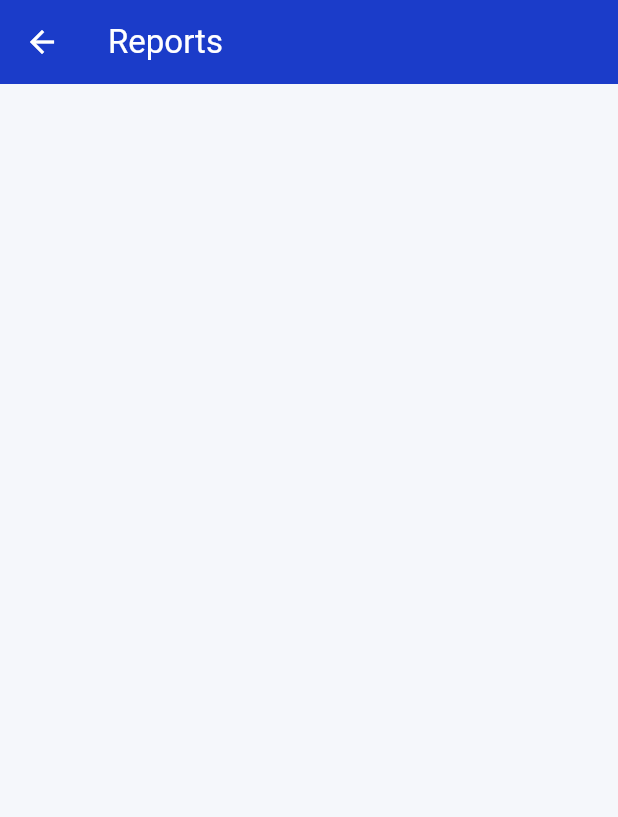
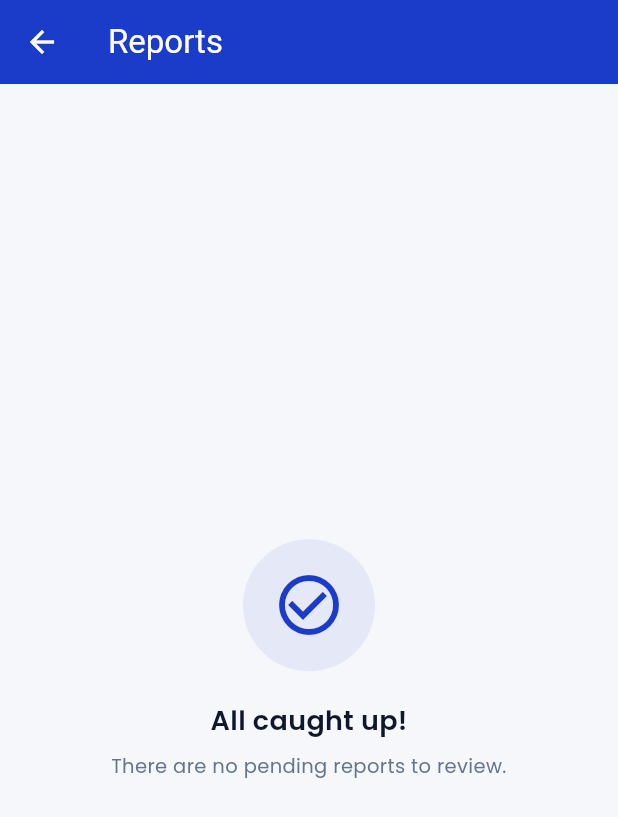
Before and after one commit to asaremichael3030/jobconnect, a Flutter app: the AdminReportsScreen screen opened directly, on a phone screen of 412 x 824 dp. Shown: the top 817 px of the screen. Run offline on Flutter 3.47's test engine with Material 3 defaults, Android fonts, the phone set to English and light mode, and no system bars; our stand-ins replace file_picker, google_fonts, image_picker, share_plus, shared_preferences; accounts and stored records are empty; network calls fail.

Commit message:
Fix blank Reports screen with proper empty state

```diff
--- a/frontend/lib/screens/admin/admin_reports_screen.dart
+++ b/frontend/lib/screens/admin/admin_reports_screen.dart
@@ -54,9 +54,14 @@ class _AdminReportsScreenState extends State<AdminReportsScreen> {
       backgroundColor: AppColors.background,
       appBar: AppBar(
         title: const Text('Reports'),
+        backgroundColor: AppColors.primary,
+        foregroundColor: Colors.white,
+        elevation: 0,
       ),
       body: _loading
           ? const Center(child: CircularProgressIndicator(color: AppColors.primary))
+          : _reports.isEmpty
+              ? _buildEmptyState()
               : RefreshIndicator(
                   onRefresh: _load,
                   color: AppColors.primary,
@@ -157,4 +162,37 @@ class _AdminReportsScreenState extends State<AdminReportsScreen> {
                 ),
     );
   }
+
+  Widget _buildEmptyState() {
+    return Center(
+      child: Padding(
+        padding: const EdgeInsets.all(24),
+        child: Column(
+          mainAxisAlignment: MainAxisAlignment.center,
+          children: [
+            Container(
+              padding: const EdgeInsets.all(20),
+              decoration: BoxDecoration(
+                color: AppColors.primary.withValues(alpha: 0.08),
+                shape: BoxShape.circle,
+              ),
+              child: const Icon(
+                Icons.check_circle_outline,
+                size: 48,
+                color: AppColors.primary,
+              ),
+            ),
+            const SizedBox(height: 20),
+            Text('All caught up!', style: AppTextStyles.h3),
+            const SizedBox(height: 8),
+            Text(
+              'There are no pending reports to review.',
+              textAlign: TextAlign.center,
+              style: AppTextStyles.bodyMuted,
+            ),
+          ],
+        ),
+      ),
+    );
   }
+}
```
Lines whose indentation alone changed are shown as unchanged.
